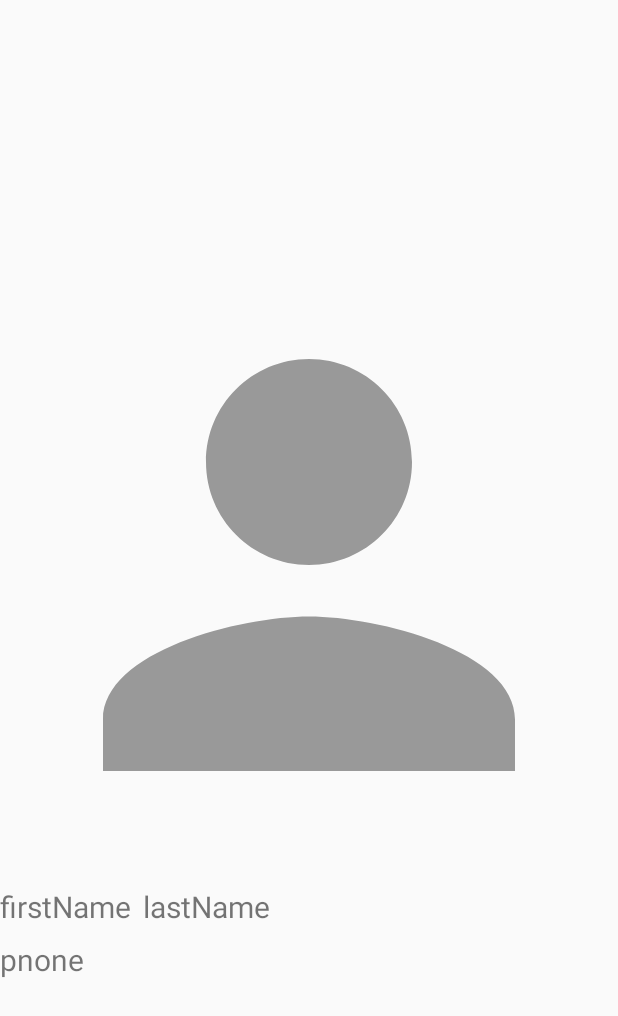
After one commit to samtakoy/ListTest, an Android app: the layout fragment_details.xml on its own in the app's theme, with its tools: preview values and no code run, on a phone screen of 412 x 824 dp. The commit adds this screen. Shown: the top 1016 px of the screen. Run offline under Robolectric (Android 15) with nearby library versions, the phone set to English and light mode, and no system bars.

Commit message:
employee details fragment added

```diff
--- a/app/src/main/java/ru/samtakoy/listtest/app/di/AppComponent.kt
+++ b/app/src/main/java/ru/samtakoy/listtest/app/di/AppComponent.kt
@@ -2,8 +2,9 @@ package ru.samtakoy.listtest.app.di
 
 import android.content.Context
 import dagger.BindsInstance
+import dagger.Component
+import ru.samtakoy.listtest.presentation.details.DetailsFragment
 import ru.samtakoy.listtest.presentation.list.ListFragment
-import dagger.Component
 import ru.samtakoy.listtest.presentation.settings.SettingsFragment
 import javax.inject.Singleton
 
@@ -19,6 +20,7 @@ interface AppComponent {
 
     fun inject(f: ListFragment)
     fun inject(f: SettingsFragment)
+    fun inject(f: DetailsFragment)
 
     @Component.Builder
     interface Builder{
--- a/app/src/main/java/ru/samtakoy/listtest/data/local/cache/database/EmployeeDao.kt
+++ b/app/src/main/java/ru/samtakoy/listtest/data/local/cache/database/EmployeeDao.kt
@@ -1,7 +1,6 @@
 package ru.samtakoy.listtest.data.local.cache.database
 
 import androidx.room.Dao
-import androidx.room.Delete
 import androidx.room.Insert
 import androidx.room.Query
 import kotlinx.coroutines.flow.Flow
@@ -12,6 +11,9 @@ interface EmployeeDao {
     @Query("SELECT * FROM employee")
     fun getAllEmployees(): Flow<List<EmployeeEntity>>
 
+    @Query("SELECT * FROM employee WHERE id = :employeeId")
+    fun getEmployee(employeeId: Int): Flow<List<EmployeeEntity>>
+
     @Query("SELECT count(*) FROM employee")
     fun getEmployeeCount(): Flow<Int>
 
@@ -21,4 +23,6 @@ interface EmployeeDao {
     @Query("DELETE FROM employee")
     suspend fun clearEmployees()
 
+
+
 }
--- a/app/src/main/java/ru/samtakoy/listtest/domain/reps/EmployeeCacheRepository.kt
+++ b/app/src/main/java/ru/samtakoy/listtest/domain/reps/EmployeeCacheRepository.kt
@@ -1,13 +1,15 @@
 package ru.samtakoy.listtest.domain.reps
 
 
+import kotlinx.coroutines.flow.Flow
 import ru.samtakoy.listtest.domain.model.Employee
-import kotlinx.coroutines.flow.Flow
 
 interface EmployeeCacheRepository {
 
     fun getEmployees(): Flow<List<Employee>>
+    fun getEmployee(employeeId: Int): Flow<List<Employee>>
     fun getEmployeesCount(): Flow<Int>
     suspend fun addData(employees: List<Employee>)
     suspend fun clearEmployees()
+
 }
--- a/app/src/main/java/ru/samtakoy/listtest/presentation/list/ListView.kt
+++ b/app/src/main/java/ru/samtakoy/listtest/presentation/list/ListView.kt
@@ -1,11 +1,11 @@
 package ru.samtakoy.listtest.presentation.list
 
-import ru.samtakoy.listtest.domain.model.Employee
 import moxy.MvpView
 import moxy.viewstate.strategy.AddToEndSingleStrategy
 import moxy.viewstate.strategy.AddToEndSingleTagStrategy
 import moxy.viewstate.strategy.OneExecutionStateStrategy
 import moxy.viewstate.strategy.StateStrategyType
+import ru.samtakoy.listtest.domain.model.Employee
 
 interface ListView : MvpView{
 
@@ -23,4 +23,6 @@ interface ListView : MvpView{
 
     @StateStrategyType(OneExecutionStateStrategy::class)
     fun navigateToSettings()
+    @StateStrategyType(OneExecutionStateStrategy::class)
+    fun navigateToEmployeeDetails(employeeId: Int)
 }
--- a/app/src/main/java/ru/samtakoy/listtest/presentation/list/inner/EmployeeListAdapter.kt
+++ b/app/src/main/java/ru/samtakoy/listtest/presentation/list/inner/EmployeeListAdapter.kt
@@ -26,6 +26,8 @@ class EmployeeViewHolder(itemView: View) : RecyclerView.ViewHolder(itemView){
         itemView.lastName.text = item.getVisibleLastName()
         Glide.with(itemView.context)
             .load(item.avatar)
+            .placeholder(R.drawable.ic_person_gray_24dp)
+            .error(R.drawable.ic_person_gray_24dp)
             .into(itemView.icon)
     }
 
--- /dev/null
+++ b/app/src/main/res/drawable/ic_person_err_gray_24dp.xml
@@ -0,0 +1,5 @@
+<vector android:height="24dp" android:tint="#999999"
+    android:viewportHeight="24" android:viewportWidth="24"
+    android:width="24dp" xmlns:android="http://schemas.android.com/apk/res/android">
+    <path android:fillColor="@android:color/white" android:pathData="M12,5.9c1.16,0 2.1,0.94 2.1,2.1s-0.94,2.1 -2.1,2.1S9.9,9.16 9.9,8s0.94,-2.1 2.1,-2.1m0,9c2.97,0 6.1,1.46 6.1,2.1v1.1L5.9,18.1L5.9,17c0,-0.64 3.13,-2.1 6.1,-2.1M12,4C9.79,4 8,5.79 8,8s1.79,4 4,4 4,-1.79 4,-4 -1.79,-4 -4,-4zM12,13c-2.67,0 -8,1.34 -8,4v3h16v-3c0,-2.66 -5.33,-4 -8,-4z"/>
+</vector>
--- /dev/null
+++ b/app/src/main/res/drawable/ic_person_gray_24dp.xml
@@ -0,0 +1,5 @@
+<vector android:height="24dp" android:tint="#999999"
+    android:viewportHeight="24" android:viewportWidth="24"
+    android:width="24dp" xmlns:android="http://schemas.android.com/apk/res/android">
+    <path android:fillColor="@android:color/white" android:pathData="M12,12c2.21,0 4,-1.79 4,-4s-1.79,-4 -4,-4 -4,1.79 -4,4 1.79,4 4,4zM12,14c-2.67,0 -8,1.34 -8,4v2h16v-2c0,-2.66 -5.33,-4 -8,-4z"/>
+</vector>
--- /dev/null
+++ b/app/src/main/res/layout/fragment_details.xml
@@ -0,0 +1,59 @@
+<?xml version="1.0" encoding="utf-8"?>
+<androidx.constraintlayout.widget.ConstraintLayout xmlns:android="http://schemas.android.com/apk/res/android"
+    xmlns:app="http://schemas.android.com/apk/res-auto"
+    xmlns:tools="http://schemas.android.com/tools"
+    android:layout_width="match_parent"
+    android:layout_height="match_parent">
+
+    <ImageView
+        android:id="@+id/avatar"
+        android:layout_width="match_parent"
+        android:layout_height="0dp"
+        android:src="@drawable/ic_person_gray_24dp"
+        app:layout_constraintBottom_toTopOf="@+id/firstName"
+
+        app:layout_constraintDimensionRatio="1:1"
+
+        app:layout_constraintLeft_toLeftOf="parent"
+        app:layout_constraintRight_toRightOf="parent"
+
+        app:layout_constraintTop_toTopOf="parent"
+        app:layout_constraintVertical_chainStyle="packed" />
+
+    <TextView
+        android:id="@+id/firstName"
+        android:layout_width="wrap_content"
+        android:layout_height="wrap_content"
+        android:layout_marginTop="8dp"
+        android:textSize="20sp"
+
+        app:layout_constraintBottom_toTopOf="@+id/phone"
+        app:layout_constraintLeft_toLeftOf="parent"
+        app:layout_constraintTop_toBottomOf="@+id/avatar"
+        tools:text="firstName" />
+
+    <TextView
+        android:id="@+id/lastName"
+        android:layout_width="wrap_content"
+        android:layout_height="wrap_content"
+        android:layout_marginLeft="8dp"
+        android:layout_marginTop="8dp"
+
+        android:textSize="20sp"
+        app:layout_constraintBaseline_toBaselineOf="@id/firstName"
+        app:layout_constraintLeft_toRightOf="@id/firstName"
+        tools:text="lastName" />
+
+    <TextView
+        android:id="@+id/phone"
+        android:layout_width="wrap_content"
+        android:layout_height="wrap_content"
+        android:layout_marginTop="8dp"
+        android:textSize="20sp"
+
+        app:layout_constraintBottom_toBottomOf="parent"
+        app:layout_constraintLeft_toLeftOf="parent"
+        app:layout_constraintTop_toBottomOf="@+id/firstName"
+        tools:text="pnone" />
+
+</androidx.constraintlayout.widget.ConstraintLayout>
--- a/app/src/main/res/navigation/list_graph.xml
+++ b/app/src/main/res/navigation/list_graph.xml
@@ -34,7 +34,7 @@
         android:label=""
         >
         <argument
-            android:name="userId"
+            android:name="employeeId"
             app:argType="integer" />
     </fragment>
     <fragment
--- a/app/src/main/res/values/strings.xml
+++ b/app/src/main/res/values/strings.xml
@@ -42,4 +42,7 @@
     <string name="menu_userList">Пользователи</string>
     <string name="menu_about">О программе</string>
 
+    <string name="details_phone_text">Phone:  {0}</string>
+    <string name="details_user_getting_err">Ошибка при запросе данных пользователя</string>
+
 </resources>
```
Also changed, not shown: app/src/main/java/ru/samtakoy/listtest/data/local/cache/EmployeeCacheRepositoryImpl.kt (+8 -2 lines), app/src/main/java/ru/samtakoy/listtest/presentation/details/DetailsFragment.kt (+62 -0 lines), app/src/main/java/ru/samtakoy/listtest/presentation/details/DetailsPresenter.kt (+54 -1 lines), app/src/main/java/ru/samtakoy/listtest/presentation/details/DetailsView.kt (+14 -0 lines), app/src/main/java/ru/samtakoy/listtest/presentation/list/ListFragment.kt (+7 -2 lines), app/src/main/java/ru/samtakoy/listtest/presentation/list/ListPresenter.kt (+10 -4 lines).
